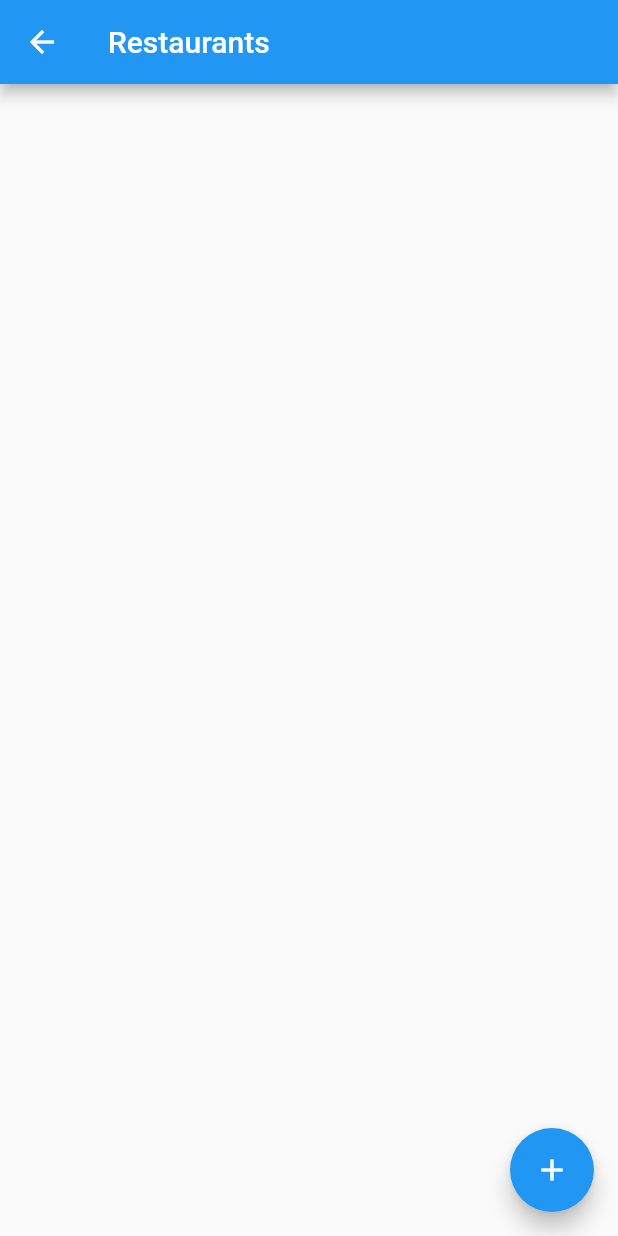
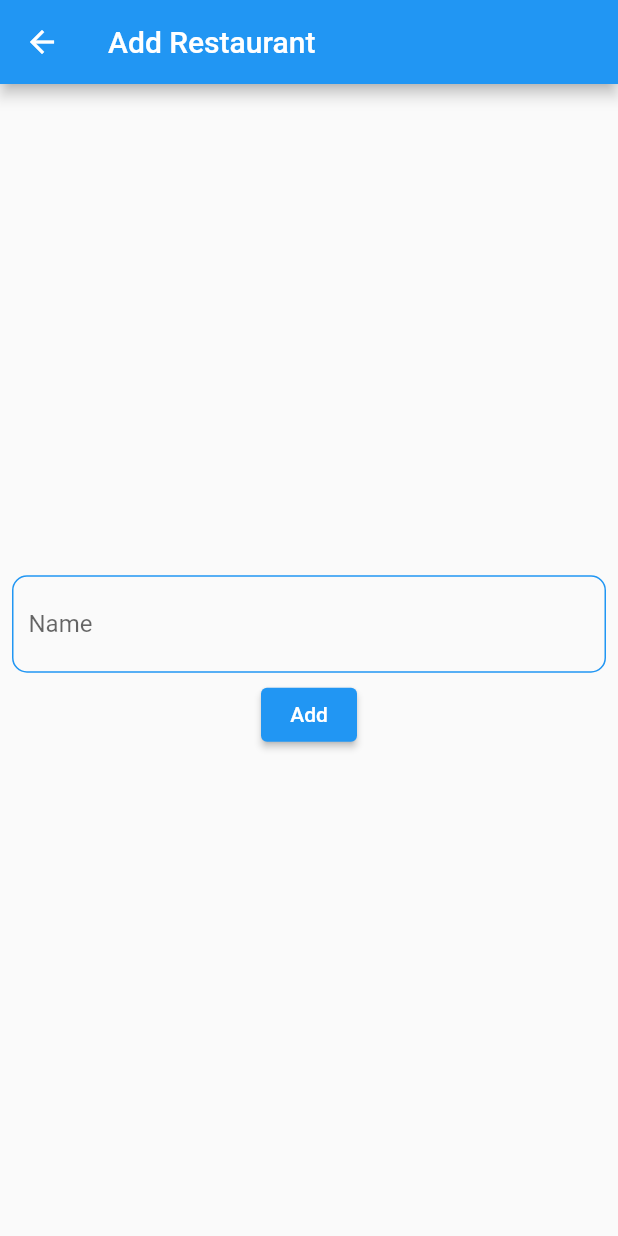
Before and after one commit to alidogangullu/project_mobile, a Flutter app: the ManagementPanel screen opened directly, after a tap on the "add" icon, on a phone screen of 412 x 824 dp. Run offline on Flutter 3.47's test engine with Material 2 defaults, Android fonts, the phone set to English and light mode, and no system bars; our stand-ins replace cloud_firestore, firebase_auth, firebase_core, intl_phone_number_input, pinput, qr_flutter; accounts and stored records are empty.

Commit message:
managers can add restaurant.  managerOf problem solved.  same restaurant name can not be problem now.

```diff
--- a/lib/Admin/management.dart
+++ b/lib/Admin/management.dart
@@ -2,6 +2,7 @@ import 'package:firebase_auth/firebase_auth.dart';
 import 'package:flutter/material.dart';
 import 'package:cloud_firestore/cloud_firestore.dart';
 import 'package:project_mobile/Admin/menuEdit.dart';
+import 'package:project_mobile/Authentication/loginPage.dart';
 
 class ManagementPanel extends StatelessWidget {
   const ManagementPanel({Key? key}) : super(key: key);
@@ -15,11 +16,15 @@ class ManagementPanel extends StatelessWidget {
       floatingActionButton: FloatingActionButton(
         child: const Icon(Icons.add),
         onPressed: () {
-          //TODO - Add new restaurant
+          Navigator.push(
+            context,
+            MaterialPageRoute(
+              builder: (context) => addRestaurant(),
+            ),
+          );
         },
       ),
       body: StreamBuilder(
-        //TODO - change database (same name restaurant will be problem)
         stream: FirebaseFirestore.instance
             .collection("users")
             .doc(FirebaseAuth.instance.currentUser!.uid)
@@ -28,10 +33,9 @@ class ManagementPanel extends StatelessWidget {
           if (snapshot.connectionState == ConnectionState.waiting) {
             return const Center(child: CircularProgressIndicator());
           }
-          var items = snapshot.data!['managerOf'];
-          //TODO - if managerOf does not exist it gives error.
+          var accessibleRestaurantIDs = snapshot.data!['managerOf'];
           return ListView.builder(
-            itemCount: items.length,
+            itemCount: accessibleRestaurantIDs.length,
             itemBuilder: (context, index) {
               return Card(
                 child: Row(
@@ -40,7 +44,7 @@ class ManagementPanel extends StatelessWidget {
                       flex: 7,
                       child: ListTile(
                         leading: const Icon(Icons.storefront),
-                        title: Text(items[index]),
+                        title: Text(accessibleRestaurantIDs[index].toString().split("#creator").first),
                         trailing: IconButton(
                           icon: const Icon(
                             Icons.edit,
@@ -53,8 +57,8 @@ class ManagementPanel extends StatelessWidget {
                                 builder: (context) =>
                                     editMenu(
                                       collection:
-                                      "Restaurants/${items[index]}/MenuCategory",
-                                      restaurantName: items[index],
+                                      "Restaurants/${accessibleRestaurantIDs[index]}/MenuCategory",
+                                      restaurantName: accessibleRestaurantIDs[index].toString().split("#creator").first,
                                     ),
                               ),
                             );
@@ -72,7 +76,7 @@ class ManagementPanel extends StatelessWidget {
                         onPressed: () {
                           FirebaseFirestore.instance
                               .collection("Restaurants/")
-                              .doc(items[index])
+                              .doc(accessibleRestaurantIDs[index])
                               .delete();
                         },
                       ),
@@ -86,3 +90,68 @@ class ManagementPanel extends StatelessWidget {
     );
   }
 }
+
+class addRestaurant extends StatelessWidget {
+  addRestaurant({Key? key})
+      : super(key: key);
+  final myController = TextEditingController();
+  late String restaurantID= myController.text+"#creator"+LoginPage.userID;
+
+  @override
+  Widget build(BuildContext context) {
+    return Scaffold(
+      appBar: AppBar(
+        title: const Text("Add Restaurant"),
+      ),
+      body: Center(
+        child: Padding(
+          padding: const EdgeInsets.all(8.0),
+          child: Column(
+            mainAxisAlignment: MainAxisAlignment.center,
+            children: [
+              Padding(
+                padding: const EdgeInsets.fromLTRB(0, 4, 0, 4),
+                child: Container(
+                  padding: const EdgeInsets.fromLTRB(10, 2, 10, 2),
+                  decoration: BoxDecoration(
+                      borderRadius: BorderRadius.circular(10),
+                      border: Border.all(color: Colors.blue)),
+                  child: TextField(
+                    decoration: const InputDecoration(
+                      border: InputBorder.none,
+                      labelText: "Name",
+                    ),
+                    controller: myController,
+                  ),
+                ),
+              ),
+              ElevatedButton(
+                child: const Text(
+                  "Add",
+                  style: TextStyle(color: Colors.white),
+                ),
+                onPressed: () {
+                  //create database doc
+                  FirebaseFirestore.instance
+                      .collection("Restaurants").doc(restaurantID).set({
+                    "name": myController.text,
+                  });
+
+                  //add restaurant id to creator's manager list
+                  var list = [restaurantID];
+                  FirebaseFirestore.instance
+                      .collection("users").doc(LoginPage.userID).update({
+                    "managerOf": FieldValue.arrayUnion(list)});
+
+                  //exit
+                  myController.clear();
+                  Navigator.pop(context);
+                },
+              )
+            ],
+          ),
+        ),
+      ),
+    );
+  }
+}
--- a/lib/Admin/menuEdit.dart
+++ b/lib/Admin/menuEdit.dart
@@ -7,7 +7,9 @@ class editMenu extends StatelessWidget {
   final String collection;
   final String restaurantName;
 
-  void onPressed() {}
+  void onPressed() {
+    //TODO Edit Restaurant Managers
+  }
 
   @override
   Widget build(BuildContext context) {
--- a/lib/Authentication/loginPage.dart
+++ b/lib/Authentication/loginPage.dart
@@ -135,11 +135,13 @@ class _LoginPageState extends State<LoginPage> {
   }
 
   Future<void> signUp(User user) async {
+    var list = [];
     await firestore.collection('users').doc(user.uid).set({
       'uid': user.uid,
       'phone': user.phoneNumber,
       'name': nameController.text,
       'surname': surnameController.text,
+      'managerOf': list
     });
     LoginPage.userID = user.uid;
     Navigator.pushReplacement(
--- a/lib/main.dart
+++ b/lib/main.dart
@@ -28,6 +28,10 @@ class _MyAppState extends State<MyApp> {
   void initState() {
     super.initState();
     user = FirebaseAuth.instance.authStateChanges().listen((user) {});
+    if(FirebaseAuth.instance.currentUser != null){
+      //TODO change this, not good
+      LoginPage.userID = FirebaseAuth.instance.currentUser!.uid;
+    }
   }
 
   @override
```
